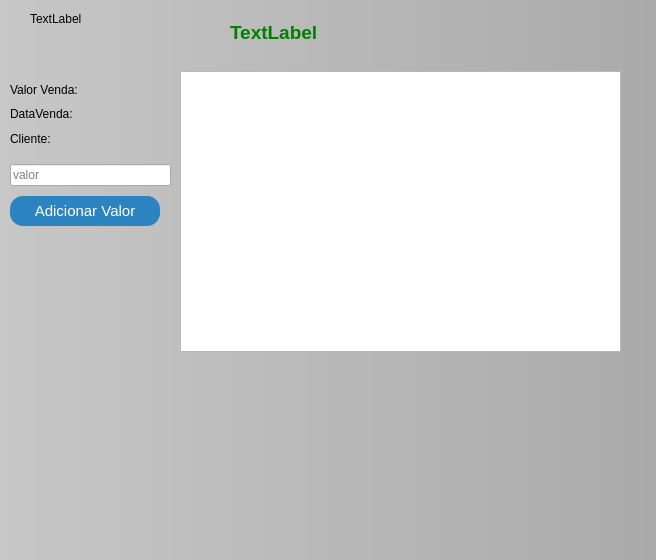
First picture: the form in entradasvendasprazo.ui, repository GabR36/QEstoqueLoja, before the edit.
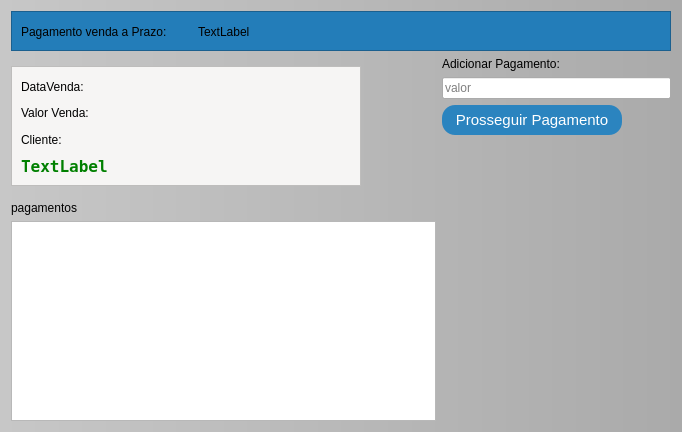
Second picture: the form after the edit.

Commit message: alteçãoes esteticas ui entradasvendasprazo.ui

Diff of the .ui file:
```diff
--- a/entradasvendasprazo.ui
+++ b/entradasvendasprazo.ui
@@ -6,8 +6,8 @@
    <rect>
     <x>0</x>
     <y>0</y>
-    <width>656</width>
-    <height>560</height>
+    <width>678</width>
+    <height>432</height>
    </rect>
   </property>
   <property name="windowTitle">
@@ -46,31 +46,139 @@
 }
 </string>
   </property>
+  <layout class="QGridLayout" name="gridLayout">
+   <item row="0" column="0" colspan="2">
+    <widget class="QFrame" name="frame">
+     <property name="sizePolicy">
+      <sizepolicy hsizetype="Preferred" vsizetype="Fixed">
+       <horstretch>0</horstretch>
+       <verstretch>0</verstretch>
+      </sizepolicy>
+     </property>
+     <property name="minimumSize">
+      <size>
+       <width>660</width>
+       <height>40</height>
+      </size>
+     </property>
+     <property name="maximumSize">
+      <size>
+       <width>16777215</width>
+       <height>40</height>
+      </size>
+     </property>
+     <property name="sizeIncrement">
+      <size>
+       <width>0</width>
+       <height>0</height>
+      </size>
+     </property>
+     <property name="styleSheet">
+      <string notr="true">background-color: rgb(35, 125, 185);
+
+</string>
+     </property>
+     <property name="frameShape">
+      <enum>QFrame::StyledPanel</enum>
+     </property>
+     <property name="frameShadow">
+      <enum>QFrame::Raised</enum>
+     </property>
+     <widget class="QWidget" name="">
+      <property name="geometry">
+       <rect>
+        <x>10</x>
+        <y>10</y>
+        <width>347</width>
+        <height>22</height>
+       </rect>
+      </property>
+      <layout class="QHBoxLayout" name="horizontalLayout">
+       <item>
+        <widget class="QLabel" name="label_6">
+         <property name="text">
+          <string>Pagamento venda a Prazo:</string>
+         </property>
+        </widget>
+       </item>
+       <item>
   <widget class="QLabel" name="label">
+         <property name="text">
+          <string>TextLabel</string>
+         </property>
+        </widget>
+       </item>
+      </layout>
+     </widget>
+    </widget>
+   </item>
+   <item row="1" column="0">
+    <widget class="QFrame" name="frame_2">
+     <property name="sizePolicy">
+      <sizepolicy hsizetype="Fixed" vsizetype="Fixed">
+       <horstretch>0</horstretch>
+       <verstretch>0</verstretch>
+      </sizepolicy>
+     </property>
+     <property name="minimumSize">
+      <size>
+       <width>350</width>
+       <height>120</height>
+      </size>
+     </property>
+     <property name="maximumSize">
+      <size>
+       <width>350</width>
+       <height>120</height>
+      </size>
+     </property>
+     <property name="styleSheet">
+      <string notr="true">background-color: rgb(246, 245, 244);</string>
+     </property>
+     <property name="frameShape">
+      <enum>QFrame::StyledPanel</enum>
+     </property>
+     <property name="frameShadow">
+      <enum>QFrame::Raised</enum>
+     </property>
+     <widget class="QWidget" name="layoutWidget">
    <property name="geometry">
     <rect>
-     <x>30</x>
+        <x>10</x>
      <y>10</y>
-     <width>66</width>
-     <height>18</height>
-    </rect>
-   </property>
+        <width>331</width>
+        <height>100</height>
+       </rect>
+      </property>
+      <layout class="QVBoxLayout" name="verticalLayout_2">
+       <item>
+        <widget class="QLabel" name="label_3">
    <property name="text">
-    <string>TextLabel</string>
-   </property>
-  </widget>
+          <string>DataVenda:</string>
+         </property>
+        </widget>
+       </item>
+       <item>
+        <widget class="QLabel" name="label_2">
+         <property name="text">
+          <string>Valor Venda: </string>
+         </property>
+        </widget>
+       </item>
+       <item>
+        <widget class="QLabel" name="label_4">
+         <property name="text">
+          <string>Cliente:</string>
+         </property>
+        </widget>
+       </item>
+       <item>
   <widget class="QLabel" name="label_5">
-   <property name="geometry">
-    <rect>
-     <x>230</x>
-     <y>17</y>
-     <width>201</width>
-     <height>31</height>
-    </rect>
-   </property>
    <property name="font">
     <font>
-     <pointsize>14</pointsize>
+           <family>DejaVu Sans Mono</family>
+           <pointsize>12</pointsize>
+           <italic>false</italic>
      <bold>true</bold>
     </font>
    </property>
@@ -87,97 +195,42 @@
     <string>TextLabel</string>
    </property>
   </widget>
-  <widget class="QWidget" name="layoutWidget">
-   <property name="geometry">
-    <rect>
-     <x>10</x>
-     <y>160</y>
-     <width>161</width>
-     <height>71</height>
-    </rect>
-   </property>
-   <layout class="QVBoxLayout" name="verticalLayout">
-    <item>
-     <widget class="QLineEdit" name="ledit_AddValor">
-      <property name="placeholderText">
-       <string>valor</string>
-      </property>
+       </item>
+      </layout>
      </widget>
-    </item>
+    </widget>
+   </item>
+   <item row="2" column="0">
+    <layout class="QVBoxLayout" name="verticalLayout_3">
+     <property name="spacing">
+      <number>6</number>
+     </property>
     <item>
-     <widget class="QPushButton" name="btn_AddValor">
+      <widget class="QLabel" name="label_7">
       <property name="sizePolicy">
-       <sizepolicy hsizetype="Fixed" vsizetype="Fixed">
+        <sizepolicy hsizetype="Preferred" vsizetype="Fixed">
         <horstretch>0</horstretch>
         <verstretch>0</verstretch>
        </sizepolicy>
       </property>
-      <property name="minimumSize">
-       <size>
-        <width>150</width>
-        <height>30</height>
-       </size>
-      </property>
-      <property name="maximumSize">
-       <size>
-        <width>150</width>
-        <height>30</height>
-       </size>
-      </property>
-      <property name="sizeIncrement">
-       <size>
-        <width>150</width>
-        <height>30</height>
-       </size>
-      </property>
       <property name="text">
-       <string>Adicionar Valor</string>
+        <string>pagamentos</string>
       </property>
      </widget>
     </item>
-   </layout>
-  </widget>
-  <widget class="QWidget" name="layoutWidget">
-   <property name="geometry">
-    <rect>
-     <x>10</x>
-     <y>80</y>
-     <width>151</width>
-     <height>68</height>
-    </rect>
-   </property>
-   <layout class="QVBoxLayout" name="verticalLayout_2">
     <item>
-     <widget class="QLabel" name="label_2">
-      <property name="text">
-       <string>Valor Venda: </string>
-      </property>
-     </widget>
-    </item>
-    <item>
-     <widget class="QLabel" name="label_3">
-      <property name="text">
-       <string>DataVenda:</string>
-      </property>
-     </widget>
-    </item>
-    <item>
-     <widget class="QLabel" name="label_4">
-      <property name="text">
-       <string>Cliente:</string>
-      </property>
-     </widget>
-    </item>
-   </layout>
-  </widget>
   <widget class="QTableView" name="tview_Entradas">
-   <property name="geometry">
-    <rect>
-     <x>180</x>
-     <y>71</y>
-     <width>441</width>
-     <height>281</height>
-    </rect>
+       <property name="sizePolicy">
+        <sizepolicy hsizetype="Expanding" vsizetype="Expanding">
+         <horstretch>0</horstretch>
+         <verstretch>0</verstretch>
+        </sizepolicy>
+       </property>
+       <property name="minimumSize">
+        <size>
+         <width>425</width>
+         <height>200</height>
+        </size>
    </property>
    <property name="alternatingRowColors">
     <bool>true</bool>
@@ -195,6 +248,80 @@
     <bool>true</bool>
    </attribute>
   </widget>
+     </item>
+    </layout>
+   </item>
+   <item row="1" column="1">
+    <layout class="QVBoxLayout" name="verticalLayout">
+     <property name="spacing">
+      <number>6</number>
+     </property>
+     <item>
+      <widget class="QLabel" name="label_8">
+       <property name="text">
+        <string>Adicionar Pagamento:</string>
+       </property>
+      </widget>
+     </item>
+     <item>
+      <widget class="QLineEdit" name="ledit_AddValor">
+       <property name="placeholderText">
+        <string>valor</string>
+       </property>
+      </widget>
+     </item>
+     <item>
+      <widget class="QPushButton" name="btn_AddValor">
+       <property name="sizePolicy">
+        <sizepolicy hsizetype="Fixed" vsizetype="Fixed">
+         <horstretch>0</horstretch>
+         <verstretch>0</verstretch>
+        </sizepolicy>
+       </property>
+       <property name="minimumSize">
+        <size>
+         <width>150</width>
+         <height>30</height>
+        </size>
+       </property>
+       <property name="maximumSize">
+        <size>
+         <width>180</width>
+         <height>30</height>
+        </size>
+       </property>
+       <property name="sizeIncrement">
+        <size>
+         <width>150</width>
+         <height>30</height>
+        </size>
+       </property>
+       <property name="font">
+        <font>
+         <pointsize>-1</pointsize>
+        </font>
+       </property>
+       <property name="text">
+        <string>Prosseguir Pagamento</string>
+       </property>
+      </widget>
+     </item>
+     <item>
+      <spacer name="verticalSpacer">
+       <property name="orientation">
+        <enum>Qt::Vertical</enum>
+       </property>
+       <property name="sizeHint" stdset="0">
+        <size>
+         <width>20</width>
+         <height>40</height>
+        </size>
+       </property>
+      </spacer>
+     </item>
+    </layout>
+   </item>
+  </layout>
  </widget>
  <resources/>
  <connections/>
```
Left out of the diff: 10 changed lines with no effect on the pictures. Lines whose indentation alone changed are shown as unchanged. The commit also changes 1 other file.
